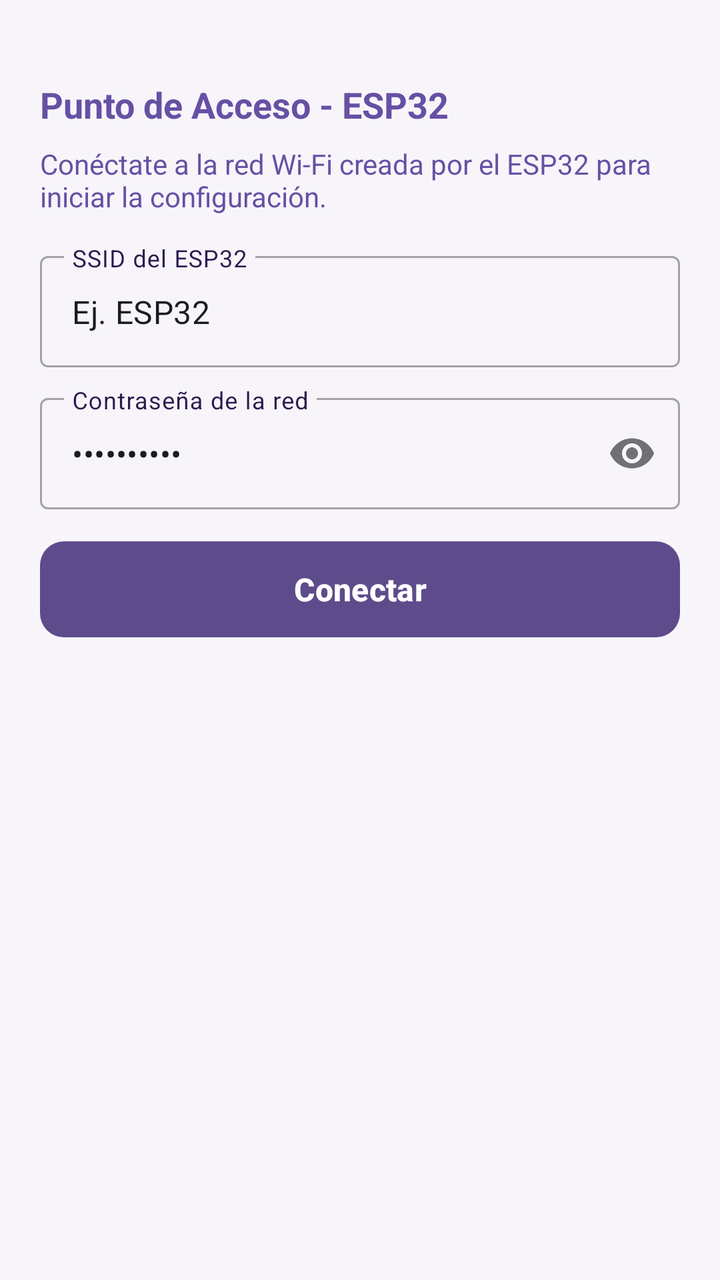
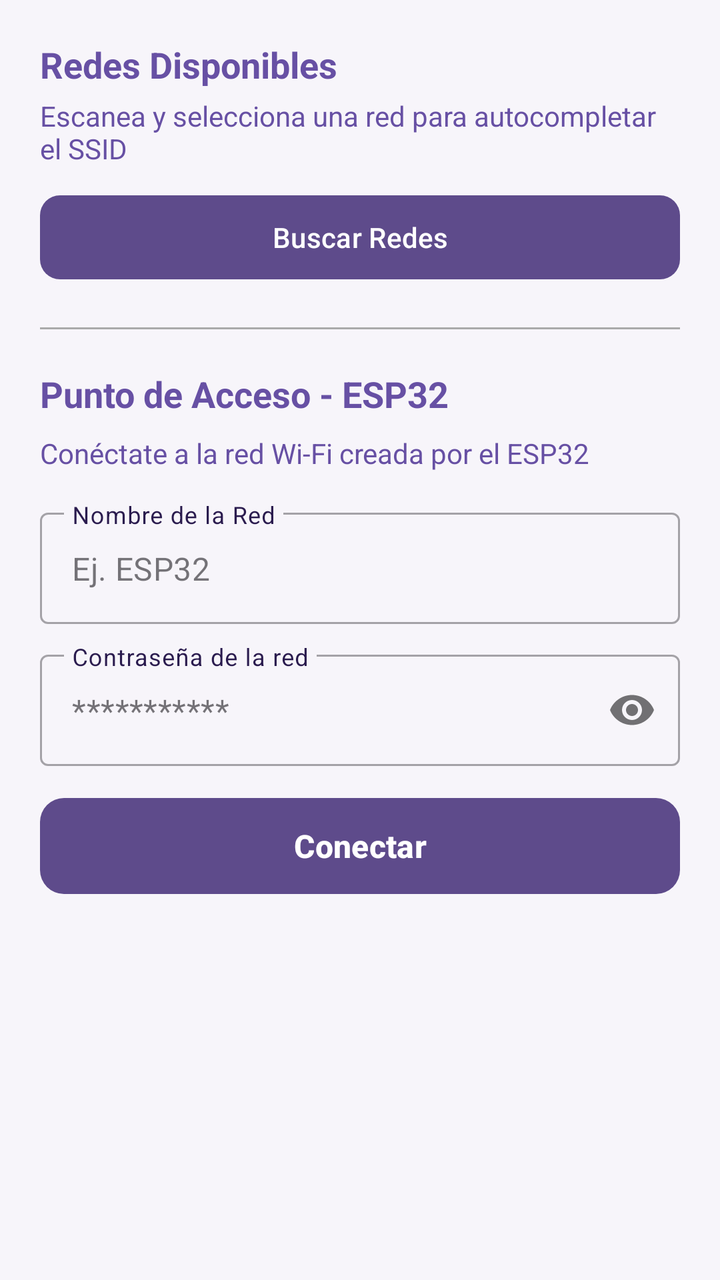

An Android layout rendered at two revisions. The XML below is the earlier revision; the diff shows what the commit changed to produce the second picture.
<!-- AndroidManifest.xml: application theme Theme.BikeLight -->
<!-- res/layout/fragment_wifi_config.xml -->
<?xml version="1.0" encoding="utf-8"?>
<androidx.core.widget.NestedScrollView
    xmlns:android="http://schemas.android.com/apk/res/android"
    xmlns:app="http://schemas.android.com/apk/res-auto"
    android:layout_width="match_parent"
    android:layout_height="match_parent"
    android:fillViewport="true"
    android:padding="20dp"
    android:background="@color/bikelight_bg" >

    <LinearLayout
        android:layout_width="match_parent"
        android:layout_height="wrap_content"
        android:orientation="vertical">

        
        <TextView
            android:layout_width="match_parent"
            android:layout_height="wrap_content"
            android:layout_marginTop="20dp"
            android:text="Punto de Acceso - ESP32"
            android:textColor="@color/bikelight_primary"
            android:textSize="18sp"
            android:textStyle="bold" />

        <TextView
            android:layout_width="wrap_content"
            android:layout_height="wrap_content"
            android:layout_marginTop="8dp"
            android:text="Conéctate a la red Wi-Fi creada por el ESP32 para iniciar la configuración."
            android:textSize="14sp"
            android:textColor="@color/bikelight_primary" />

        <com.google.android.material.textfield.TextInputLayout
            android:id="@+id/tilDeviceAp"
            style="@style/Widget.MaterialComponents.TextInputLayout.OutlinedBox"
            android:layout_width="match_parent"
            android:layout_height="wrap_content"
            android:layout_marginTop="15dp"
            android:hint="SSID del ESP32"
            android:textColorHint="@color/bikelight_header" >

            <com.google.android.material.textfield.TextInputEditText
                android:id="@+id/etDeviceAp"
                android:layout_width="match_parent"
                android:layout_height="wrap_content"
                android:text="Ej. ESP32"
                android:inputType="text" />
        </com.google.android.material.textfield.TextInputLayout>

        <com.google.android.material.textfield.TextInputLayout
            android:id="@+id/tilDeviceApPass"
            style="@style/Widget.MaterialComponents.TextInputLayout.OutlinedBox"
            android:layout_width="match_parent"
            android:layout_height="wrap_content"
            android:layout_marginTop="10dp"
            android:hint="Contraseña de la red"
            android:textColorHint="@color/bikelight_header"
            app:passwordToggleEnabled="true" >

            <com.google.android.material.textfield.TextInputEditText
                android:id="@+id/etDeviceApPass"
                android:layout_width="match_parent"
                android:layout_height="wrap_content"
                android:text="Contraseña"
                android:inputType="textPassword"/>
        </com.google.android.material.textfield.TextInputLayout>

        <com.google.android.material.button.MaterialButton
            android:id="@+id/btnConnectDevice"
            android:layout_width="match_parent"
            android:layout_height="56dp"
            android:layout_marginTop="12dp"
            app:backgroundTint="@color/bikelight_card"
            android:text="Conectar"
            android:textAllCaps="false"
            android:textColor="@color/white"
            android:textSize="16sp"
            android:textStyle="bold"
            app:cornerRadius="12dp" />

        <ProgressBar
            android:id="@+id/progressBar"
            android:layout_width="wrap_content"
            android:layout_height="wrap_content"
            android:layout_gravity="center"
            android:layout_marginTop="16dp"
            android:visibility="gone" />
    </LinearLayout>
</androidx.core.widget.NestedScrollView>
<!-- resources referenced by this layout -->
<resources>
  <color name="bikelight_bg">#F7F5FA</color>
  <color name="bikelight_card">#5E4B8B</color>
  <color name="bikelight_header">#2A1B4E</color>
  <color name="bikelight_primary">#6750A4</color>
  <color name="white">#FFFFFF</color>
  <style name="Theme.BikeLight" parent="Base.Theme.BikeLight" />
  <style name="Base.Theme.BikeLight" parent="Theme.Material3.DayNight.NoActionBar">
          
          
      </style>
</resources>

<!-- the commit's change to res/layout/fragment_wifi_config.xml (unified diff, before → after) -->
@@ -6,7 +6,7 @@
     android:layout_height="match_parent"
     android:fillViewport="true"
     android:padding="20dp"
-    android:background="@color/bikelight_bg" >
+    android:background="@color/bikelight_bg">
 
     <LinearLayout
         android:layout_width="match_parent"
@@ -17,7 +17,57 @@
         <TextView
             android:layout_width="match_parent"
             android:layout_height="wrap_content"
-            android:layout_marginTop="20dp"
+            android:text="Redes Disponibles"
+            android:textColor="@color/bikelight_primary"
+            android:textSize="18sp"
+            android:textStyle="bold" />
+
+        <TextView
+            android:layout_width="wrap_content"
+            android:layout_height="wrap_content"
+            android:layout_marginTop="4dp"
+            android:text="Escanea y selecciona una red para autocompletar el SSID"
+            android:textSize="14sp"
+            android:textColor="@color/bikelight_primary" />
+
+        <com.google.android.material.button.MaterialButton
+            android:id="@+id/btnScanWifi"
+            android:layout_width="match_parent"
+            android:layout_height="50dp"
+            android:layout_marginTop="10dp"
+            android:text="Buscar Redes"
+            android:textAllCaps="false"
+            android:textColor="@color/white"
+            app:backgroundTint="@color/bikelight_card"
+            app:cornerRadius="10dp" />
+
+        <ProgressBar
+            android:id="@+id/scanProgressBar"
+            android:layout_width="wrap_content"
+            android:layout_height="wrap_content"
+            android:layout_gravity="center"
+            android:layout_marginTop="8dp"
+            android:visibility="gone" />
+
+        
+        <ListView
+            android:id="@+id/lvWifiList"
+            android:layout_width="match_parent"
+            android:layout_height="180dp"
+            android:layout_marginTop="8dp"
+            android:nestedScrollingEnabled="true"
+            android:visibility="gone" />
+
+        <View
+            android:layout_width="match_parent"
+            android:layout_height="1dp"
+            android:layout_marginVertical="20dp"
+            android:background="@android:color/darker_gray" />
+
+        
+        <TextView
+            android:layout_width="match_parent"
+            android:layout_height="wrap_content"
             android:text="Punto de Acceso - ESP32"
             android:textColor="@color/bikelight_primary"
             android:textSize="18sp"
@@ -27,7 +77,7 @@
             android:layout_width="wrap_content"
             android:layout_height="wrap_content"
             android:layout_marginTop="8dp"
-            android:text="Conéctate a la red Wi-Fi creada por el ESP32 para iniciar la configuración."
+            android:text="Conéctate a la red Wi-Fi creada por el ESP32"
             android:textSize="14sp"
             android:textColor="@color/bikelight_primary" />
 
@@ -37,14 +87,15 @@
             android:layout_width="match_parent"
             android:layout_height="wrap_content"
             android:layout_marginTop="15dp"
-            android:hint="SSID del ESP32"
-            android:textColorHint="@color/bikelight_header" >
+            android:hint="Nombre de la Red"
+            android:textColorHint="@color/bikelight_header"
+            app:placeholderText="Ej. ESP32"
+            app:expandedHintEnabled="false">
 
             <com.google.android.material.textfield.TextInputEditText
                 android:id="@+id/etDeviceAp"
                 android:layout_width="match_parent"
                 android:layout_height="wrap_content"
-                android:text="Ej. ESP32"
                 android:inputType="text" />
         </com.google.android.material.textfield.TextInputLayout>
 
@@ -56,14 +107,15 @@
             android:layout_marginTop="10dp"
             android:hint="Contraseña de la red"
             android:textColorHint="@color/bikelight_header"
-            app:passwordToggleEnabled="true" >
+            app:placeholderText="***********"
+            app:expandedHintEnabled="false"
+            app:passwordToggleEnabled="true">
 
             <com.google.android.material.textfield.TextInputEditText
                 android:id="@+id/etDeviceApPass"
                 android:layout_width="match_parent"
                 android:layout_height="wrap_content"
-                android:text="Contraseña"
-                android:inputType="textPassword"/>
+                android:inputType="textPassword" />
         </com.google.android.material.textfield.TextInputLayout>
 
         <com.google.android.material.button.MaterialButton
